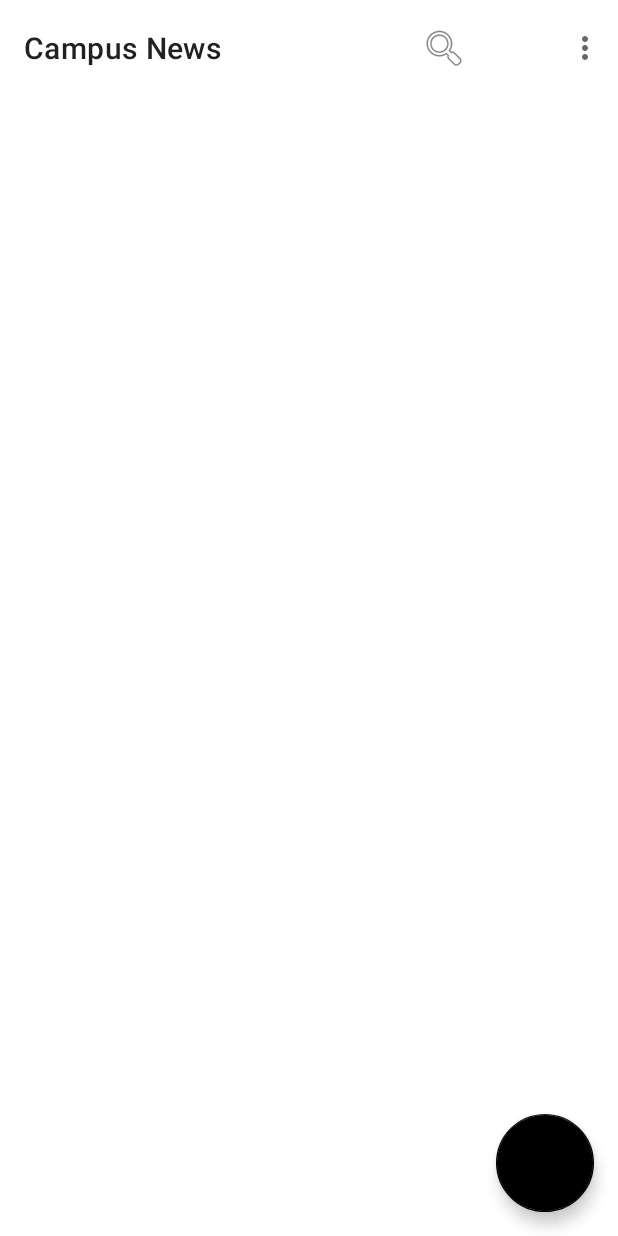
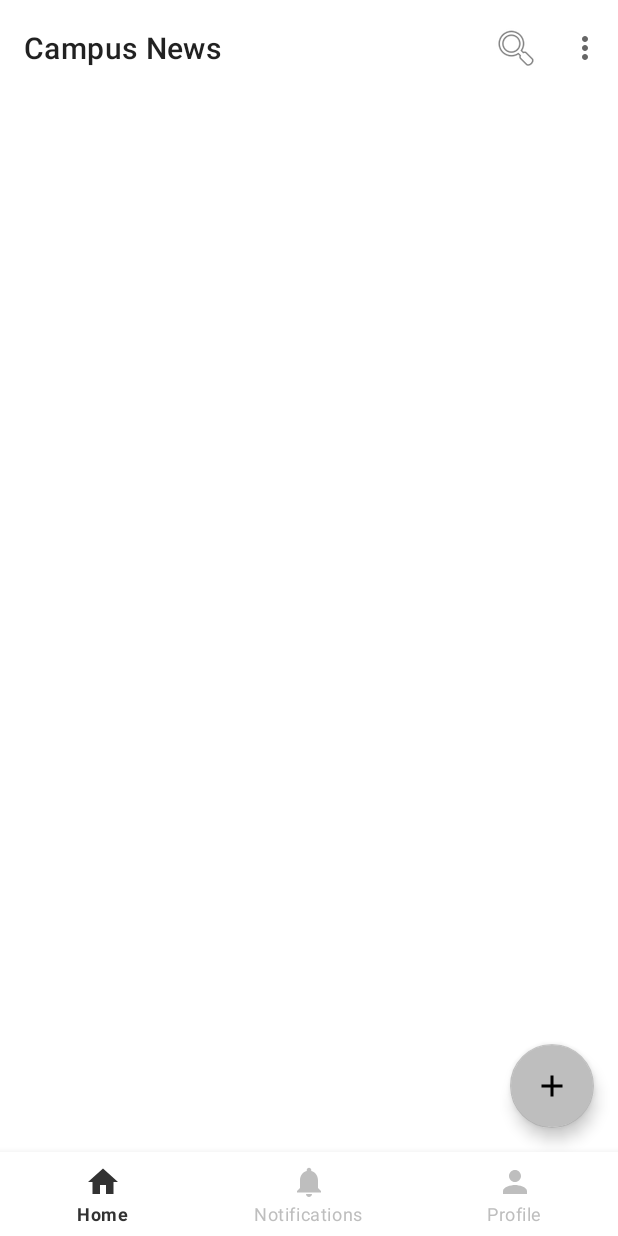
Before and after one commit to tabi-bito3/NewsApp12, an Android app: the screen it shows after launch once a user with an empty profile is signed in (MainActivity), on a phone screen of 412 x 824 dp. Run offline under Robolectric (Android 15) with nearby library versions, the phone set to English and light mode, and no system bars; our stand-ins replace Firebase (no records; nobody signed in at launch, a user with empty details on screens opened directly); Roboto replaces fonts that are not available here.

Commit message:
Nav Bar implemented

```diff
--- /dev/null
+++ b/app/src/main/java/com/example/newsapp/HomeFragment.java
@@ -0,0 +1,26 @@
+package com.example.newsapp;
+
+import android.os.Bundle;
+
+import androidx.fragment.app.Fragment;
+
+import android.view.LayoutInflater;
+import android.view.View;
+import android.view.ViewGroup;
+
+/**
+ * A simple {@link Fragment} subclass.
+ */
+public class HomeFragment extends Fragment {
+
+    public HomeFragment() {
+        // Required empty public constructor
+    }
+
+    @Override
+    public View onCreateView(LayoutInflater inflater, ViewGroup container,
+                             Bundle savedInstanceState) {
+        // Inflate the layout for this fragment
+        return inflater.inflate(R.layout.fragment_home, container, false);
+    }
+}
--- a/app/src/main/java/com/example/newsapp/LoginActivity.java
+++ b/app/src/main/java/com/example/newsapp/LoginActivity.java
@@ -25,7 +25,7 @@ public class LoginActivity extends AppCompatActivity {
     private Button loginBtn;
     private Button loginRegBtn;
     private ImageButton loginGoogleBtn;
-    // nikil here
+
     @Override
     protected void onCreate(Bundle savedInstanceState) {
         super.onCreate(savedInstanceState);
--- a/app/src/main/java/com/example/newsapp/MainActivity.java
+++ b/app/src/main/java/com/example/newsapp/MainActivity.java
@@ -3,6 +3,8 @@ package com.example.newsapp;
 import androidx.annotation.NonNull;
 import androidx.appcompat.app.AppCompatActivity;
 import androidx.appcompat.widget.Toolbar;
+import androidx.fragment.app.Fragment;
+import androidx.fragment.app.FragmentTransaction;
 
 import android.content.Intent;
 import android.os.Bundle;
@@ -16,6 +18,7 @@ import com.google.android.gms.auth.api.signin.GoogleSignInClient;
 import com.google.android.gms.auth.api.signin.GoogleSignInOptions;
 import com.google.android.gms.tasks.OnCompleteListener;
 import com.google.android.gms.tasks.Task;
+import com.google.android.material.bottomnavigation.BottomNavigationView;
 import com.google.firebase.auth.FirebaseAuth;
 import com.google.firebase.auth.FirebaseUser;
 
@@ -24,8 +27,16 @@ import java.util.Objects;
 public class MainActivity extends AppCompatActivity {
 
     private FirebaseAuth mAuth;
+
     GoogleSignInOptions gso;
     GoogleSignInClient gsc;
+
+    private Toolbar mainToolbar;
+
+    private BottomNavigationView mainBottomNavigation;
+    private HomeFragment homeFragment;
+    private NotificationsFragment notificationsFragment;
+    private ProfileFragment profileFragment;
 
     @Override
     protected void onCreate(Bundle savedInstanceState) {
@@ -34,13 +45,10 @@ public class MainActivity extends AppCompatActivity {
 
         mAuth = FirebaseAuth.getInstance();
 
-        Toolbar mainToolbar = (Toolbar) findViewById(R.id.main_toolbar);
+        mainToolbar = (Toolbar) findViewById(R.id.main_toolbar);
 
         gso = new GoogleSignInOptions.Builder(GoogleSignInOptions.DEFAULT_SIGN_IN).requestEmail().build();
         gsc = GoogleSignIn.getClient(this, gso);
-
-        GoogleSignInAccount account = GoogleSignIn.getLastSignedInAccount(this);
-
 
         setSupportActionBar(mainToolbar);
         try {
@@ -49,6 +57,33 @@ public class MainActivity extends AppCompatActivity {
         catch (Exception ex) {
             ex.printStackTrace();
         }
+
+        //FRAGMENTS
+        homeFragment = new HomeFragment();
+        notificationsFragment = new NotificationsFragment();
+        profileFragment = new ProfileFragment();
+
+        mainBottomNavigation = (BottomNavigationView) findViewById(R.id.mainBottomNav);
+
+        mainBottomNavigation.setOnNavigationItemSelectedListener(new BottomNavigationView.OnNavigationItemSelectedListener() {
+            @Override
+            public boolean onNavigationItemSelected(@NonNull MenuItem item) {
+
+                switch (item.getItemId()){
+                    case R.id.action_bottom_home:
+                        replaceFragment(homeFragment);
+                        return true;
+                    case R.id.action_bottom_notif:
+                        replaceFragment(notificationsFragment);
+                        return true;
+                    case R.id.action_bottom_profile:
+                        replaceFragment(profileFragment);
+                        return true;
+                    default:
+                        return false;
+                }
+            }
+        });
     }
 
     @Override
@@ -108,4 +143,10 @@ public class MainActivity extends AppCompatActivity {
         sendToLogin();
     }
 
+    private void replaceFragment(Fragment fragment){
+        FragmentTransaction fragmentTransaction = getSupportFragmentManager().beginTransaction();
+        fragmentTransaction.replace(R.id.main_container, fragment);
+        fragmentTransaction.commit();
+    }
+
 }
--- /dev/null
+++ b/app/src/main/java/com/example/newsapp/NotificationsFragment.java
@@ -0,0 +1,26 @@
+package com.example.newsapp;
+
+import android.os.Bundle;
+
+import androidx.fragment.app.Fragment;
+
+import android.view.LayoutInflater;
+import android.view.View;
+import android.view.ViewGroup;
+
+/**
+ * A simple {@link Fragment} subclass.
+ */
+public class NotificationsFragment extends Fragment {
+
+    public NotificationsFragment() {
+        // Required empty public constructor
+    }
+
+    @Override
+    public View onCreateView(LayoutInflater inflater, ViewGroup container,
+                             Bundle savedInstanceState) {
+        // Inflate the layout for this fragment
+        return inflater.inflate(R.layout.fragment_notifications, container, false);
+    }
+}
--- /dev/null
+++ b/app/src/main/java/com/example/newsapp/ProfileFragment.java
@@ -0,0 +1,26 @@
+package com.example.newsapp;
+
+import android.os.Bundle;
+
+import androidx.fragment.app.Fragment;
+
+import android.view.LayoutInflater;
+import android.view.View;
+import android.view.ViewGroup;
+
+/**
+ * A simple {@link Fragment} subclass.
+ */
+public class ProfileFragment extends Fragment {
+
+    public ProfileFragment() {
+        // Required empty public constructor
+    }
+
+    @Override
+    public View onCreateView(LayoutInflater inflater, ViewGroup container,
+                             Bundle savedInstanceState) {
+        // Inflate the layout for this fragment
+        return inflater.inflate(R.layout.fragment_profile, container, false);
+    }
+}
--- /dev/null
+++ b/app/src/main/res/drawable/ic_baseline_add_24.xml
@@ -0,0 +1,5 @@
+<vector android:height="24dp" android:tint="#FFFFFF"
+    android:viewportHeight="24" android:viewportWidth="24"
+    android:width="24dp" xmlns:android="http://schemas.android.com/apk/res/android">
+    <path android:fillColor="@android:color/white" android:pathData="M19,13h-6v6h-2v-6H5v-2h6V5h2v6h6v2z"/>
+</vector>
--- /dev/null
+++ b/app/src/main/res/drawable/ic_baseline_home_24.xml
@@ -0,0 +1,5 @@
+<vector android:height="24dp" android:tint="#000000"
+    android:viewportHeight="24" android:viewportWidth="24"
+    android:width="24dp" xmlns:android="http://schemas.android.com/apk/res/android">
+    <path android:fillColor="@android:color/white" android:pathData="M10,20v-6h4v6h5v-8h3L12,3 2,12h3v8z"/>
+</vector>
--- /dev/null
+++ b/app/src/main/res/drawable/logout_icon.xml
@@ -0,0 +1,5 @@
+<vector android:height="24dp" android:tint="#000000"
+    android:viewportHeight="24" android:viewportWidth="24"
+    android:width="24dp" xmlns:android="http://schemas.android.com/apk/res/android">
+    <path android:fillColor="@android:color/white" android:pathData="M13,3h-2v10h2L13,3zM17.83,5.17l-1.42,1.42C17.99,7.86 19,9.81 19,12c0,3.87 -3.13,7 -7,7s-7,-3.13 -7,-7c0,-2.19 1.01,-4.14 2.58,-5.42L6.17,5.17C4.23,6.82 3,9.26 3,12c0,4.97 4.03,9 9,9s9,-4.03 9,-9c0,-2.74 -1.23,-5.18 -3.17,-6.83z"/>
+</vector>
--- /dev/null
+++ b/app/src/main/res/drawable/notifications_icon.xml
@@ -0,0 +1,5 @@
+<vector android:height="24dp" android:tint="#000000"
+    android:viewportHeight="24" android:viewportWidth="24"
+    android:width="24dp" xmlns:android="http://schemas.android.com/apk/res/android">
+    <path android:fillColor="@android:color/white" android:pathData="M12,22c1.1,0 2,-0.9 2,-2h-4c0,1.1 0.89,2 2,2zM18,16v-5c0,-3.07 -1.64,-5.64 -4.5,-6.32L13.5,4c0,-0.83 -0.67,-1.5 -1.5,-1.5s-1.5,0.67 -1.5,1.5v0.68C7.63,5.36 6,7.92 6,11v5l-2,2v1h16v-1l-2,-2z"/>
+</vector>
--- /dev/null
+++ b/app/src/main/res/drawable/profile_icon.xml
@@ -0,0 +1,5 @@
+<vector android:height="24dp" android:tint="#000000"
+    android:viewportHeight="24" android:viewportWidth="24"
+    android:width="24dp" xmlns:android="http://schemas.android.com/apk/res/android">
+    <path android:fillColor="@android:color/white" android:pathData="M12,12c2.21,0 4,-1.79 4,-4s-1.79,-4 -4,-4 -4,1.79 -4,4 1.79,4 4,4zM12,14c-2.67,0 -8,1.34 -8,4v2h16v-2c0,-2.66 -5.33,-4 -8,-4z"/>
+</vector>
--- a/app/src/main/res/layout/activity_main.xml
+++ b/app/src/main/res/layout/activity_main.xml
@@ -19,6 +19,7 @@
         app:layout_constraintTop_toTopOf="parent" />
 
     <TextView
+        android:id="@+id/textView2"
         android:layout_width="wrap_content"
         android:layout_height="wrap_content"
         android:theme="@style/ThemeOverlay.AppCompat.Dark.ActionBar"
@@ -28,20 +29,41 @@
         app:layout_constraintStart_toStartOf="parent" />
 
     <com.google.android.material.floatingactionbutton.FloatingActionButton
-        android:id="@+id/add_post_btn"
-        android:contentDescription="@string/app_name"
-        android:layout_width="71dp"
-        android:layout_height="65dp"
+        android:id="@+id/floatingActionButton2"
+        android:layout_width="wrap_content"
+        android:layout_height="wrap_content"
         android:layout_marginEnd="16dp"
         android:layout_marginBottom="16dp"
-        android:backgroundTint="@color/black"
         android:clickable="true"
-        android:foregroundTint="@color/primary"
-        android:tint="@color/primary"
-        app:backgroundTint="@color/colorPrimaryDark"
+        android:contentDescription="@string/add_btn"
+        android:focusable="true"
+        android:src="@drawable/ic_baseline_add_24"
+        app:backgroundTint="?android:attr/textColorSecondaryNoDisable"
+        app:fabSize="auto"
+        app:layout_constraintBottom_toTopOf="@+id/mainBottomNav"
+        app:layout_constraintEnd_toEndOf="parent"
+        tools:ignore="ImageContrastCheck" />
+
+    <com.google.android.material.bottomnavigation.BottomNavigationView
+        android:id="@+id/mainBottomNav"
+        android:layout_width="0dp"
+        android:layout_height="wrap_content"
+        app:itemIconTint="?android:attr/textColorSecondaryNoDisable"
+        app:itemTextColor="?android:attr/textColorSecondaryNoDisable"
         app:layout_constraintBottom_toBottomOf="parent"
         app:layout_constraintEnd_toEndOf="parent"
-        app:srcCompat="@android:drawable/ic_input_add"
-        android:focusable="true" />
+        app:layout_constraintStart_toStartOf="parent"
+        app:menu="@menu/bottom_menu" />
+
+    <FrameLayout
+        android:id="@+id/main_container"
+        android:layout_width="0dp"
+        android:layout_height="0dp"
+        app:layout_constraintBottom_toTopOf="@+id/mainBottomNav"
+        app:layout_constraintEnd_toEndOf="parent"
+        app:layout_constraintStart_toStartOf="parent"
+        app:layout_constraintTop_toBottomOf="@+id/main_toolbar">
+
+    </FrameLayout>
 
 </androidx.constraintlayout.widget.ConstraintLayout>
--- /dev/null
+++ b/app/src/main/res/menu/bottom_menu.xml
@@ -0,0 +1,17 @@
+<?xml version="1.0" encoding="utf-8"?>
+<menu xmlns:app="http://schemas.android.com/apk/res-auto"
+    xmlns:android="http://schemas.android.com/apk/res/android">
+
+    <item
+        android:id="@+id/action_bottom_home"
+        android:icon="@drawable/ic_baseline_home_24"
+        android:title="@string/bottom_home" />
+    <item
+        android:id="@+id/action_bottom_notif"
+        android:icon="@drawable/notifications_icon"
+        android:title="@string/bottom_notif" />
+    <item
+        android:id="@+id/action_bottom_profile"
+        android:icon="@drawable/profile_icon"
+        android:title="@string/bottom_profile" />
+</menu>
--- a/app/src/main/res/menu/main_menu.xml
+++ b/app/src/main/res/menu/main_menu.xml
@@ -12,7 +12,6 @@
         android:title="@string/action_settings_text" />
     <item
         android:id="@+id/action_logout_btn"
-        android:icon="@drawable/action_logout"
-        android:title="@string/action_logout"
-        app:showAsAction="ifRoom" />
+        android:icon="@drawable/logout_icon"
+        android:title="@string/action_logout" />
 </menu>
--- /dev/null
+++ b/app/src/main/res/values-night/strings.xml
@@ -0,0 +1,5 @@
+<?xml version="1.0" encoding="utf-8"?>
+<resources>
+    <string name="bottom_home">Home</string>
+    <string name="add_btn">Create post</string>
+</resources>
--- a/app/src/main/res/values/strings.xml
+++ b/app/src/main/res/values/strings.xml
@@ -17,4 +17,11 @@
     <string name="let_s_get_started">Let\'s get started!</string>
     <string name="sign_in_with_google">Sign in with Google</string>
     <string name="todo">TODO</string>
+    <string name="action_home">Home</string>
+    <string name="bottom_notif">Notifications</string>
+    <string name="bottom_profile">Profile</string>
+    <string name="bottom_home">Home</string>
+    <!-- TODO: Remove or change this placeholder text -->
+    <string name="hello_blank_fragment">Hello blank fragment</string>
+    <string name="add_btn">Create post</string>
 </resources>
```
Also changed, not shown: app/src/main/java/com/example/newsapp/RegisterActivity.java (+16 -10 lines), app/src/main/res/layout/fragment_home.xml (added, +14 -0 lines), app/src/main/res/layout/fragment_notifications.xml (added, +14 -0 lines), app/src/main/res/layout/fragment_profile.xml (added, +14 -0 lines).
